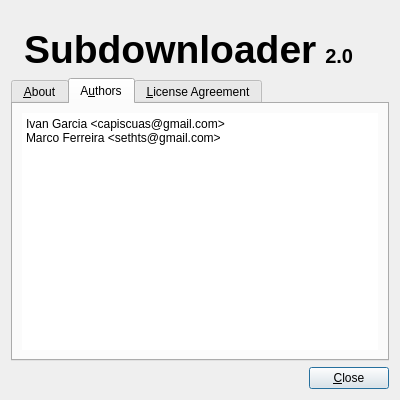
Qt form gui/about.ui (mamboitaliano21/subdownloader) before a commit.
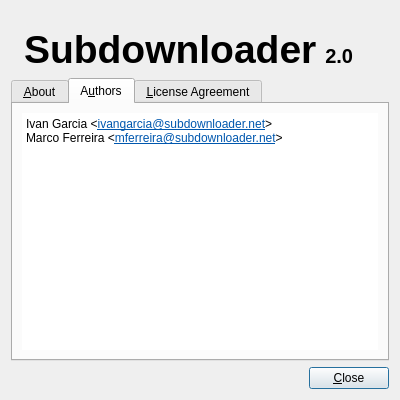
The same form after that commit. Icons and pictures are not drawn.

Commit message: changes our emails

```diff
--- a/gui/about.ui
+++ b/gui/about.ui
@@ -200,8 +200,8 @@
 &lt;html>&lt;head>&lt;meta name="qrichtext" content="1" />&lt;style type="text/css">
 p, li { white-space: pre-wrap; }
 &lt;/style>&lt;/head>&lt;body style=" font-family:'DejaVu Sans'; font-size:10pt; font-weight:400; font-style:normal;">
-&lt;p style=" margin-top:0px; margin-bottom:0px; margin-left:0px; margin-right:0px; -qt-block-indent:0; text-indent:0px; font-family:'Sans Serif'; font-size:9pt;">Ivan Garcia &amp;lt;capiscuas@gmail.com&amp;gt;&lt;/p>
-&lt;p style=" margin-top:0px; margin-bottom:0px; margin-left:0px; margin-right:0px; -qt-block-indent:0; text-indent:0px; font-family:'Sans Serif'; font-size:9pt;">Marco Ferreira &amp;lt;sethts@gmail.com&amp;gt;&lt;/p>&lt;/body>&lt;/html></string>
+&lt;p style=" margin-top:0px; margin-bottom:0px; margin-left:0px; margin-right:0px; -qt-block-indent:0; text-indent:0px; font-family:'Sans Serif'; font-size:9pt;">Ivan Garcia &amp;lt;&lt;a href="mailto:ivangarcia@subdownloader.net">&lt;span style=" text-decoration: underline; color:#0057ae;">ivangarcia@subdownloader.net&lt;/span>&lt;/a>&amp;gt;&lt;/p>
+&lt;p style=" margin-top:0px; margin-bottom:0px; margin-left:0px; margin-right:0px; -qt-block-indent:0; text-indent:0px; font-family:'Sans Serif'; font-size:9pt;">Marco Ferreira &amp;lt;&lt;a href="mailto:mferreira@subdownloader.net">&lt;span style=" text-decoration: underline; color:#0057ae;">mferreira@subdownloader.net&lt;/span>&lt;/a>&amp;gt;&lt;/p>&lt;/body>&lt;/html></string>
          </property>
         </widget>
        </item>
```
The commit also changes 1 other file.
